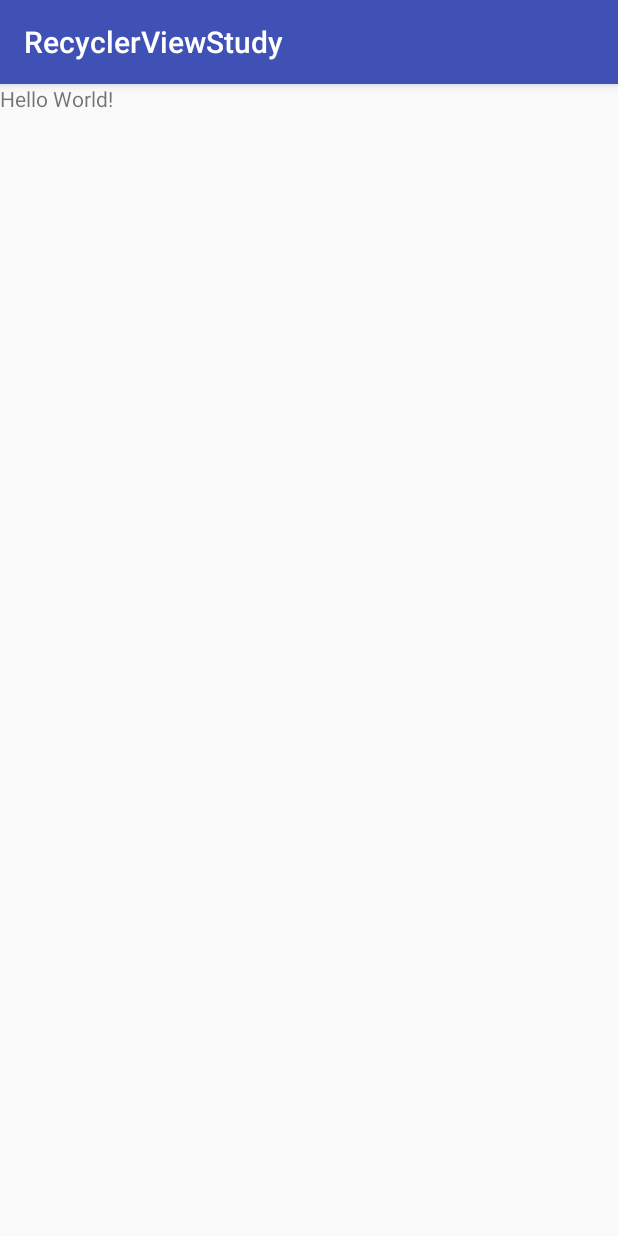
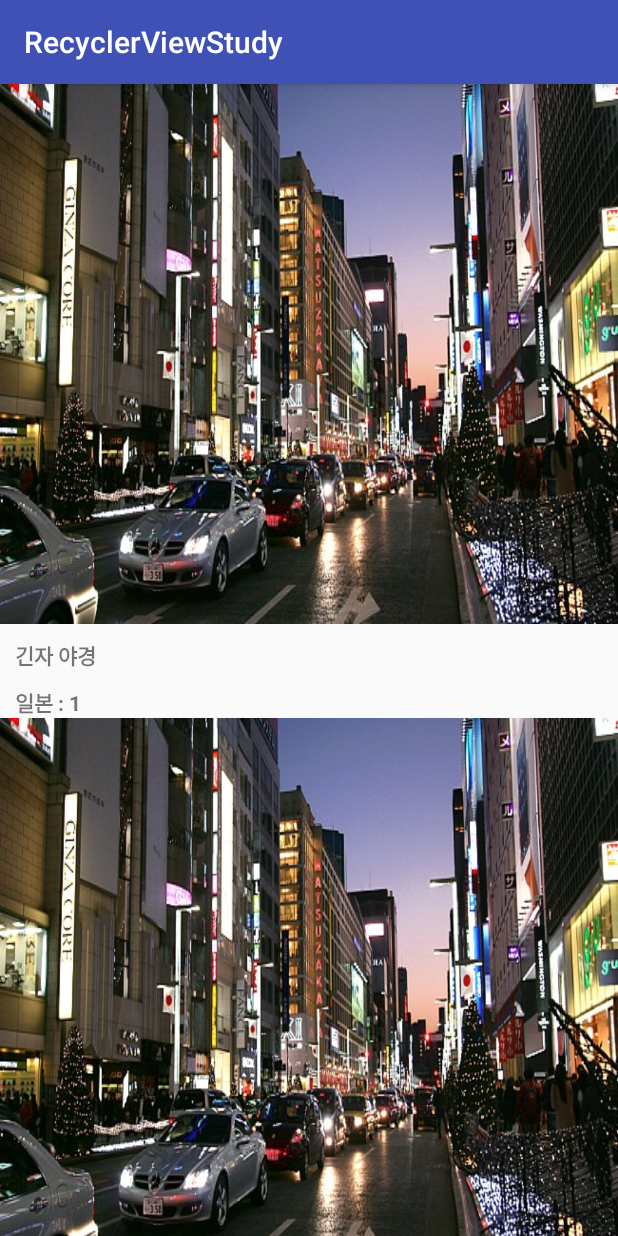
Before and after one commit to owen151128/RecyclerViewStudy, an Android app: the screen it shows after launch (MainActivity), on a phone screen of 412 x 824 dp. Run offline under Robolectric (Android 15) with nearby library versions, the phone set to English and light mode, and no system bars.

```diff
--- a/app/build.gradle
+++ b/app/build.gradle
@@ -26,5 +26,6 @@ dependencies {
     })
     compile 'com.android.support:appcompat-v7:24.2.1'
     compile 'com.android.support.constraint:constraint-layout:1.0.2'
+    compile 'com.android.support:recyclerview-v7:24.+'
     testCompile 'junit:junit:4.12'
 }
--- a/app/src/main/java/com/hpcnt/recyclerviewstudy/recyclerviewstudy/MainActivity.java
+++ b/app/src/main/java/com/hpcnt/recyclerviewstudy/recyclerviewstudy/MainActivity.java
@@ -1,13 +1,37 @@
 package com.hpcnt.recyclerviewstudy.recyclerviewstudy;
 
+import android.os.Bundle;
 import android.support.v7.app.AppCompatActivity;
-import android.os.Bundle;
+import android.support.v7.widget.DefaultItemAnimator;
+import android.support.v7.widget.LinearLayoutManager;
+import android.support.v7.widget.RecyclerView;
+
+import com.hpcnt.recyclerviewstudy.recyclerviewstudy.adapter.MyRecyclerViewAdapter;
+import com.hpcnt.recyclerviewstudy.recyclerviewstudy.vo.Album;
+
+import java.util.ArrayList;
 
 public class MainActivity extends AppCompatActivity {
+    private RecyclerView recyclerView;
 
     @Override
     protected void onCreate(Bundle savedInstanceState) {
         super.onCreate(savedInstanceState);
         setContentView(R.layout.activity_main);
+
+        recyclerView = (RecyclerView) findViewById(R.id.recyclerView);
+
+        ArrayList<Album> albumList = new ArrayList<>();
+
+        for (int i = 0; i < 20; i++) {
+            Album album = new Album();
+            album.setTitle("긴자 야경");
+            album.setArtist("일본 : " + (i+1));
+            album.setImage(R.drawable.test_image);
+            albumList.add(album);
+        }
+        recyclerView.setAdapter(new MyRecyclerViewAdapter(albumList, R.layout.view_main));
+        recyclerView.setLayoutManager(new LinearLayoutManager(getApplicationContext()));
+        recyclerView.setItemAnimator(new DefaultItemAnimator());
     }
 }
--- /dev/null
+++ b/app/src/main/java/com/hpcnt/recyclerviewstudy/recyclerviewstudy/adapter/MyRecyclerViewAdapter.java
@@ -0,0 +1,67 @@
+package com.hpcnt.recyclerviewstudy.recyclerviewstudy.adapter;
+
+import android.support.v7.widget.RecyclerView;
+import android.view.LayoutInflater;
+import android.view.View;
+import android.view.ViewGroup;
+import android.widget.ImageView;
+import android.widget.TextView;
+
+import com.hpcnt.recyclerviewstudy.recyclerviewstudy.R;
+import com.hpcnt.recyclerviewstudy.recyclerviewstudy.vo.Album;
+
+import java.util.ArrayList;
+
+/**
+ * Created by 0wen151128 on 2017. 7. 11..
+ */
+
+public class MyRecyclerViewAdapter extends RecyclerView.Adapter<MyRecyclerViewAdapter.ViewHolder> {
+
+    private ArrayList<Album> albumList;
+    private int itemLayout;
+
+    public MyRecyclerViewAdapter(ArrayList<Album> items, int itemLayout) {
+
+        this.albumList = items;
+        this.itemLayout = itemLayout;
+    }
+
+    @Override
+    public ViewHolder onCreateViewHolder(ViewGroup viewGroup, int viewType) {
+
+        View view = LayoutInflater.from(viewGroup.getContext()).inflate(itemLayout, viewGroup, false);
+        return new ViewHolder(view);
+    }
+
+    @Override
+    public void onBindViewHolder(ViewHolder viewHolder, int position) {
+
+        Album item = albumList.get(position);
+        viewHolder.textTitle.setText(item.getTitle());
+        viewHolder.textArtist.setText(item.getArtist());
+        viewHolder.img.setBackgroundResource(item.getImage());
+        viewHolder.itemView.setTag(item);
+
+    }
+
+    @Override
+    public int getItemCount() {
+        return albumList.size();
+    }
+
+    static class ViewHolder extends RecyclerView.ViewHolder {
+        ImageView img;
+        TextView textTitle;
+        TextView textArtist;
+
+        ViewHolder(View itemView) {
+            super(itemView);
+
+            img = (ImageView) itemView.findViewById(R.id.imgProfile);
+            textTitle = (TextView) itemView.findViewById(R.id.textTitle);
+            textArtist = (TextView) itemView.findViewById(R.id.textArtist);
+        }
+
+    }
+}
--- /dev/null
+++ b/app/src/main/java/com/hpcnt/recyclerviewstudy/recyclerviewstudy/vo/Album.java
@@ -0,0 +1,35 @@
+package com.hpcnt.recyclerviewstudy.recyclerviewstudy.vo;
+
+/**
+ * Created by 0wen151128 on 2017. 7. 11..
+ */
+
+public class Album {
+    private String title;
+    private String artist;
+    private int image;
+
+    public void setTitle(String title) {
+        this.title = title;
+    }
+
+    public void setArtist(String artist) {
+        this.artist = artist;
+    }
+
+    public void setImage(int image) {
+        this.image = image;
+    }
+
+    public String getTitle() {
+        return title;
+    }
+
+    public String getArtist() {
+        return artist;
+    }
+
+    public int getImage() {
+        return image;
+    }
+}
--- a/app/src/main/res/layout/activity_main.xml
+++ b/app/src/main/res/layout/activity_main.xml
@@ -4,16 +4,14 @@
     xmlns:tools="http://schemas.android.com/tools"
     android:layout_width="match_parent"
     android:layout_height="match_parent"
+    android:gravity="center"
     android:orientation="vertical"
     tools:context="com.hpcnt.recyclerviewstudy.recyclerviewstudy.MainActivity">
 
-    <TextView
+    <android.support.v7.widget.RecyclerView
+        android:id="@+id/recyclerView"
         android:layout_width="wrap_content"
-        android:layout_height="wrap_content"
-        android:text="Hello World!"
-        app:layout_constraintBottom_toBottomOf="parent"
-        app:layout_constraintLeft_toLeftOf="parent"
-        app:layout_constraintRight_toRightOf="parent"
-        app:layout_constraintTop_toTopOf="parent" />
+        android:layout_height="wrap_content">
 
+    </android.support.v7.widget.RecyclerView>
 </LinearLayout>
--- /dev/null
+++ b/app/src/main/res/layout/view_main.xml
@@ -0,0 +1,33 @@
+<?xml version="1.0" encoding="utf-8"?>
+<LinearLayout xmlns:android="http://schemas.android.com/apk/res/android"
+    android:layout_width="wrap_content"
+    android:layout_height="wrap_content"
+    android:orientation="vertical">
+
+            <ImageView
+                android:id="@+id/imgProfile"
+                android:layout_width="wrap_content"
+                android:layout_height="wrap_content"
+                android:layout_centerInParent="true" />
+
+
+            <TextView
+                android:id="@+id/textTitle"
+                android:layout_width="wrap_content"
+                android:layout_height="wrap_content"
+                android:layout_alignParentLeft="true"
+                android:layout_alignParentTop="true"
+                android:layout_marginLeft="10dp"
+                android:layout_marginTop="10dp"
+                android:textStyle="bold" />
+
+            <TextView
+                android:id="@+id/textArtist"
+                android:layout_width="wrap_content"
+                android:layout_height="wrap_content"
+                android:layout_below="@+id/textTitle"
+                android:layout_marginLeft="10dp"
+                android:layout_marginTop="10dp"
+                android:textStyle="bold" />
+
+</LinearLayout>
```
Also changed, not shown: app/src/main/res/drawable/test_image.jpg (added).
